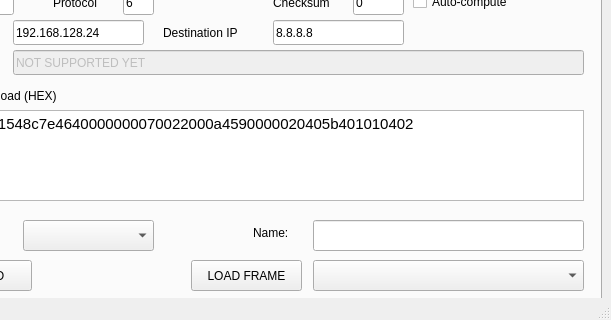
First picture: the form in src/mainwindow.ui, repository DPinato/Emulient, before the edit; both pictures show x 89 to 700 and y 412 to 732 of the 700 by 732 pixel window.
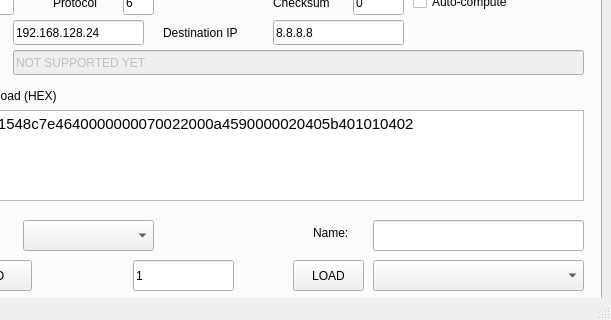
Second picture: the form after the edit. The open tabs and pages were chosen to show the change.

Commit message: Can send multiple of the same frames at once

Patch:
```diff
--- a/src/mainwindow.ui
+++ b/src/mainwindow.ui
@@ -844,9 +844,9 @@
      <widget class="QLineEdit" name="saveEdit">
       <property name="geometry">
        <rect>
-        <x>390</x>
+        <x>450</x>
         <y>560</y>
-        <width>271</width>
+        <width>211</width>
         <height>31</height>
        </rect>
       </property>
@@ -860,22 +860,22 @@
      <widget class="QPushButton" name="loadButton">
       <property name="geometry">
        <rect>
-        <x>268</x>
+        <x>370</x>
         <y>600</y>
-        <width>111</width>
+        <width>71</width>
         <height>31</height>
        </rect>
       </property>
       <property name="text">
-       <string>LOAD FRAME</string>
+       <string>LOAD</string>
       </property>
      </widget>
      <widget class="QComboBox" name="comboBox">
       <property name="geometry">
        <rect>
-        <x>390</x>
+        <x>450</x>
         <y>600</y>
-        <width>271</width>
+        <width>211</width>
         <height>31</height>
        </rect>
       </property>
@@ -883,7 +883,7 @@
      <widget class="QLabel" name="label_25">
       <property name="geometry">
        <rect>
-        <x>330</x>
+        <x>390</x>
         <y>560</y>
         <width>51</width>
         <height>25</height>
@@ -943,6 +943,22 @@
        <set>Qt::AlignCenter</set>
       </property>
      </widget>
+     <widget class="QLineEdit" name="framesToSendEdit">
+      <property name="geometry">
+       <rect>
+        <x>210</x>
+        <y>600</y>
+        <width>101</width>
+        <height>31</height>
+       </rect>
+      </property>
+      <property name="text">
+       <string>1</string>
+      </property>
+      <property name="maxLength">
+       <number>10</number>
+      </property>
+     </widget>
     </widget>
     <widget class="QWidget" name="tab2">
      <attribute name="title">
```
Left out of the diff: 4 changed lines with no effect on the pictures. The commit also changes 10 other files.
